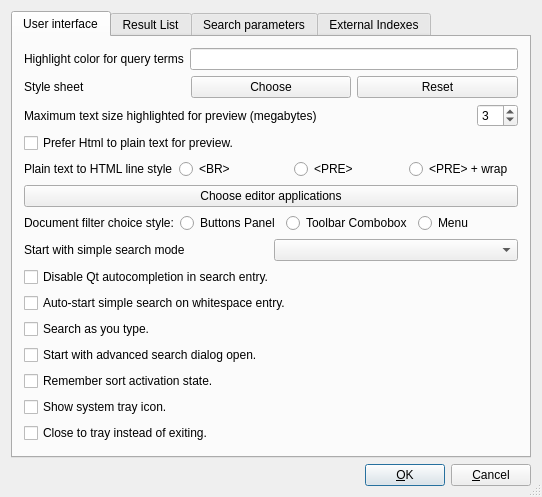
Before: the Qt Designer form src/qtgui/uiprefs.ui in spanner888/recoll, drawn with Qt 5.
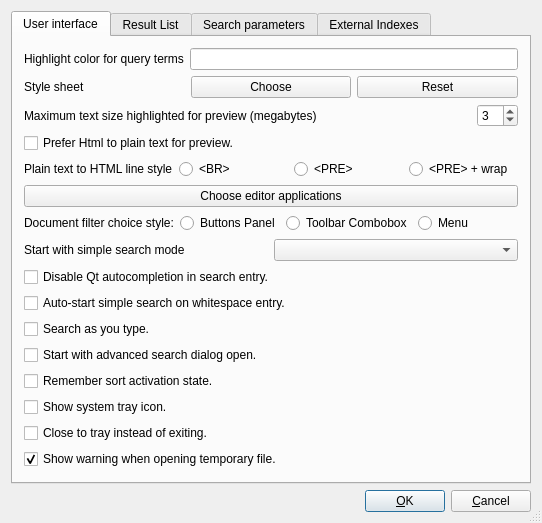
After: the same form once the commit is applied.

Commit message: Show confirmation dialog when Opening a temp file copy (warn user about lost edits)

What changed in the file:
```diff
--- a/src/qtgui/uiprefs.ui
+++ b/src/qtgui/uiprefs.ui
@@ -314,6 +314,16 @@
              </property>
             </widget>
            </item>
+           <item>
+            <widget class="QCheckBox" name="showTempFileWarningCB">
+             <property name="text">
+              <string>Show warning when opening temporary file.</string>
+             </property>
+             <property name="checked">
+              <bool>true</bool>
+             </property>
+            </widget>
+           </item>
            <item>
             <spacer name="spacer4">
              <property name="orientation">
```
The commit also changes 16 other files.
